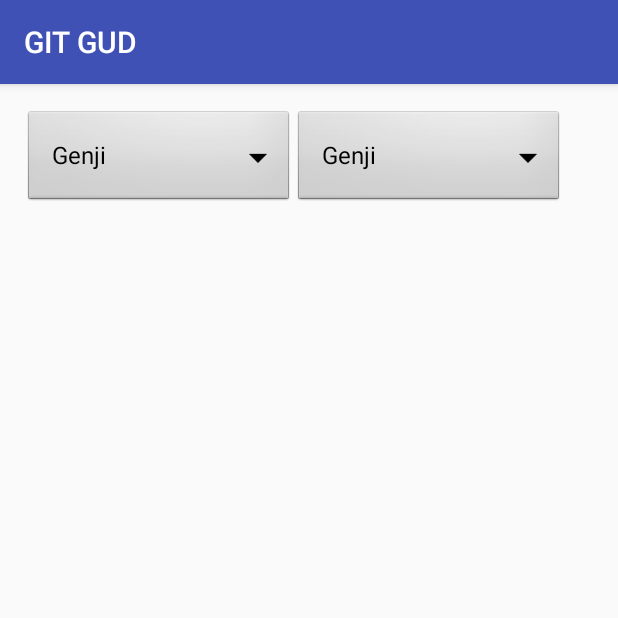
After one commit to NeverTrustAMonkey/GITGUD, an Android app: the CharacterActivity screen opened directly, with no data from a screen before it, on a phone screen of 412 x 824 dp, the top half of it. The commit adds this screen. Run offline under Robolectric (Android 15) with nearby library versions, the phone set to English and light mode, and no system bars.

Commit message:
Spinners for Character Activity

```diff
--- a/app/src/main/AndroidManifest.xml
+++ b/app/src/main/AndroidManifest.xml
@@ -15,6 +15,7 @@
                 <category android:name="android.intent.category.LAUNCHER" />
             </intent-filter>
         </activity>
+        <activity android:name=".CharacterActivity"></activity>
     </application>
 
 </manifest>
--- /dev/null
+++ b/app/src/main/java/edu/tacoma/uw/plsanch/gitgud/CharacterActivity.java
@@ -0,0 +1,31 @@
+package edu.tacoma.uw.plsanch.gitgud;
+
+import android.support.v7.app.AppCompatActivity;
+import android.os.Bundle;
+import android.widget.ArrayAdapter;
+import android.widget.Spinner;
+
+public class CharacterActivity extends AppCompatActivity {
+
+    @Override
+    protected void onCreate(Bundle savedInstanceState) {
+        super.onCreate(savedInstanceState);
+        setContentView(R.layout.activity_character);
+
+        Spinner dropdown1 = (Spinner)findViewById(R.id.spinner1);
+        String[] items1 = new String[]{"Genji", "McCree", "Pharah", "Soldier: 76", "Sombra", "Tracer",
+                "Bastion", "Hanzo", "Junkrat", "Mei", "Torbjorn", "Widowmaker",
+                "D.Va", "Reinhardt", "Roadhog", "Winston", "Zarya",
+                "Ana", "Lucio", "Mercy", "Symmetra", "Zenyatta"};
+        ArrayAdapter<String> adapter1 = new ArrayAdapter<String>(this, android.R.layout.simple_spinner_dropdown_item, items1);
+        dropdown1.setAdapter(adapter1);
+
+        Spinner dropdown2 = (Spinner)findViewById(R.id.spinner2);
+        String[] items2 = new String[]{"Genji", "McCree", "Pharah", "Soldier: 76", "Sombra", "Tracer",
+                "Bastion", "Hanzo", "Junkrat", "Mei", "Torbjorn", "Widowmaker",
+                "D.Va", "Reinhardt", "Roadhog", "Winston", "Zarya",
+                "Ana", "Lucio", "Mercy", "Symmetra", "Zenyatta"};
+        ArrayAdapter<String> adapter2 = new ArrayAdapter<String>(this, android.R.layout.simple_spinner_dropdown_item, items2);
+        dropdown2.setAdapter(adapter2);
+    }
+}
--- a/app/src/main/java/edu/tacoma/uw/plsanch/gitgud/MenuActivity.java
+++ b/app/src/main/java/edu/tacoma/uw/plsanch/gitgud/MenuActivity.java
@@ -9,5 +9,7 @@ public class MenuActivity extends AppCompatActivity {
     protected void onCreate(Bundle savedInstanceState) {
         super.onCreate(savedInstanceState);
         setContentView(R.layout.activity_menu);
+
+
     }
 }
--- /dev/null
+++ b/app/src/main/res/layout/activity_character.xml
@@ -0,0 +1,31 @@
+<?xml version="1.0" encoding="utf-8"?>
+<RelativeLayout xmlns:android="http://schemas.android.com/apk/res/android"
+    xmlns:app="http://schemas.android.com/apk/res-auto"
+    xmlns:tools="http://schemas.android.com/tools"
+    android:id="@+id/activity_character"
+    android:layout_width="match_parent"
+    android:layout_height="match_parent"
+    android:paddingBottom="@dimen/activity_vertical_margin"
+    android:paddingLeft="@dimen/activity_horizontal_margin"
+    android:paddingRight="@dimen/activity_horizontal_margin"
+    android:paddingTop="@dimen/activity_vertical_margin"
+    tools:context="edu.tacoma.uw.plsanch.gitgud.CharacterActivity">
+
+
+    <Spinner
+        android:id="@+id/spinner1"
+        android:layout_width="180dp"
+        android:layout_height="wrap_content"
+        android:background="@android:drawable/btn_dropdown"
+        android:spinnerMode="dropdown"/>
+
+    <Spinner
+        android:id="@+id/spinner2"
+        android:layout_width="180dp"
+        android:layout_height="wrap_content"
+        android:background="@android:drawable/btn_dropdown"
+        android:spinnerMode="dropdown"
+        android:layout_alignParentTop="true"
+        android:layout_toRightOf="@+id/spinner1"
+        android:layout_toEndOf="@+id/spinner1" />
+</RelativeLayout>
```
